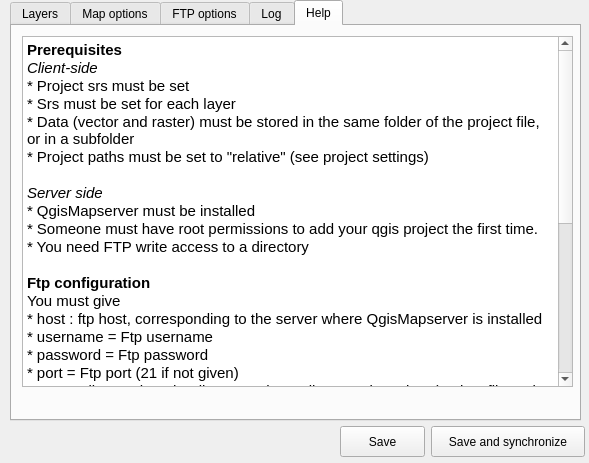
The window that ui_lizmap.ui (3liz/lizmap-plugin) describes before a commit, drawn with Qt 5.
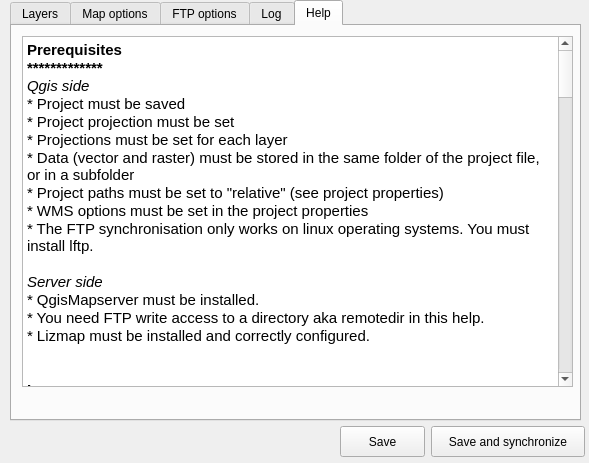
The same window after the commit. The open tabs and pages were chosen to show the change.

Commit message: Help tab rewritten

Diff of the .ui file:
```diff
--- a/ui_lizmap.ui
+++ b/ui_lizmap.ui
@@ -578,34 +578,133 @@
 p, li { white-space: pre-wrap; }
 &lt;/style&gt;&lt;/head&gt;&lt;body style=&quot; font-family:'Ubuntu'; font-size:11pt; font-weight:400; font-style:normal;&quot;&gt;
 &lt;p style=&quot; margin-top:0px; margin-bottom:0px; margin-left:0px; margin-right:0px; -qt-block-indent:0; text-indent:0px;&quot;&gt;&lt;span style=&quot; font-weight:600;&quot;&gt;Prerequisites&lt;/span&gt;&lt;/p&gt;
-&lt;p style=&quot; margin-top:0px; margin-bottom:0px; margin-left:0px; margin-right:0px; -qt-block-indent:0; text-indent:0px;&quot;&gt;&lt;span style=&quot; font-style:italic;&quot;&gt;Client-side&lt;/span&gt;&lt;/p&gt;
-&lt;p style=&quot; margin-top:0px; margin-bottom:0px; margin-left:0px; margin-right:0px; -qt-block-indent:0; text-indent:0px;&quot;&gt;* Project srs must be set&lt;/p&gt;
-&lt;p style=&quot; margin-top:0px; margin-bottom:0px; margin-left:0px; margin-right:0px; -qt-block-indent:0; text-indent:0px;&quot;&gt;* Srs must be set for each layer&lt;/p&gt;
+&lt;p style=&quot; margin-top:0px; margin-bottom:0px; margin-left:0px; margin-right:0px; -qt-block-indent:0; text-indent:0px;&quot;&gt;&lt;span style=&quot; font-weight:600;&quot;&gt;*************&lt;/span&gt;&lt;/p&gt;
+&lt;p style=&quot; margin-top:0px; margin-bottom:0px; margin-left:0px; margin-right:0px; -qt-block-indent:0; text-indent:0px;&quot;&gt;&lt;span style=&quot; font-style:italic;&quot;&gt;Qgis side&lt;/span&gt;&lt;/p&gt;
+&lt;p style=&quot; margin-top:0px; margin-bottom:0px; margin-left:0px; margin-right:0px; -qt-block-indent:0; text-indent:0px;&quot;&gt;* Project must be saved&lt;/p&gt;
+&lt;p style=&quot; margin-top:0px; margin-bottom:0px; margin-left:0px; margin-right:0px; -qt-block-indent:0; text-indent:0px;&quot;&gt;* Project projection must be set&lt;/p&gt;
+&lt;p style=&quot; margin-top:0px; margin-bottom:0px; margin-left:0px; margin-right:0px; -qt-block-indent:0; text-indent:0px;&quot;&gt;* Projections must be set for each layer&lt;/p&gt;
 &lt;p style=&quot; margin-top:0px; margin-bottom:0px; margin-left:0px; margin-right:0px; -qt-block-indent:0; text-indent:0px;&quot;&gt;* Data (vector and raster) must be stored in the same folder of the project file, or in a subfolder&lt;/p&gt;
-&lt;p style=&quot; margin-top:0px; margin-bottom:0px; margin-left:0px; margin-right:0px; -qt-block-indent:0; text-indent:0px;&quot;&gt;* Project paths must be set to &amp;quot;relative&amp;quot; (see project settings)&lt;/p&gt;
+&lt;p style=&quot; margin-top:0px; margin-bottom:0px; margin-left:0px; margin-right:0px; -qt-block-indent:0; text-indent:0px;&quot;&gt;* Project paths must be set to &amp;quot;relative&amp;quot; (see project properties)&lt;/p&gt;
+&lt;p style=&quot; margin-top:0px; margin-bottom:0px; margin-left:0px; margin-right:0px; -qt-block-indent:0; text-indent:0px;&quot;&gt;* WMS options must be set in the project properties&lt;/p&gt;
+&lt;p style=&quot; margin-top:0px; margin-bottom:0px; margin-left:0px; margin-right:0px; -qt-block-indent:0; text-indent:0px;&quot;&gt;* The FTP synchronisation only works on linux operating systems. You must install lftp.&lt;/p&gt;
 &lt;p style=&quot;-qt-paragraph-type:empty; margin-top:0px; margin-bottom:0px; margin-left:0px; margin-right:0px; -qt-block-indent:0; text-indent:0px;&quot;&gt;&lt;/p&gt;
 &lt;p style=&quot; margin-top:0px; margin-bottom:0px; margin-left:0px; margin-right:0px; -qt-block-indent:0; text-indent:0px;&quot;&gt;&lt;span style=&quot; font-style:italic;&quot;&gt;Server side&lt;/span&gt;&lt;/p&gt;
-&lt;p style=&quot; margin-top:0px; margin-bottom:0px; margin-left:0px; margin-right:0px; -qt-block-indent:0; text-indent:0px;&quot;&gt;* QgisMapserver must be installed&lt;/p&gt;
-&lt;p style=&quot; margin-top:0px; margin-bottom:0px; margin-left:0px; margin-right:0px; -qt-block-indent:0; text-indent:0px;&quot;&gt;* Someone must have root permissions to add your qgis project the first time.&lt;/p&gt;
-&lt;p style=&quot; margin-top:0px; margin-bottom:0px; margin-left:0px; margin-right:0px; -qt-block-indent:0; text-indent:0px;&quot;&gt;* You need FTP write access to a directory&lt;/p&gt;
+&lt;p style=&quot; margin-top:0px; margin-bottom:0px; margin-left:0px; margin-right:0px; -qt-block-indent:0; text-indent:0px;&quot;&gt;* QgisMapserver must be installed.&lt;/p&gt;
+&lt;p style=&quot; margin-top:0px; margin-bottom:0px; margin-left:0px; margin-right:0px; -qt-block-indent:0; text-indent:0px;&quot;&gt;* You need FTP write access to a directory aka remotedir in this help.&lt;/p&gt;
+&lt;p style=&quot; margin-top:0px; margin-bottom:0px; margin-left:0px; margin-right:0px; -qt-block-indent:0; text-indent:0px;&quot;&gt;* Lizmap must be installed and correctly configured.&lt;/p&gt;
 &lt;p style=&quot;-qt-paragraph-type:empty; margin-top:0px; margin-bottom:0px; margin-left:0px; margin-right:0px; -qt-block-indent:0; text-indent:0px;&quot;&gt;&lt;/p&gt;
-&lt;p style=&quot; margin-top:0px; margin-bottom:0px; margin-left:0px; margin-right:0px; -qt-block-indent:0; text-indent:0px;&quot;&gt;&lt;span style=&quot; font-weight:600;&quot;&gt;Ftp configuration&lt;/span&gt;&lt;/p&gt;
-&lt;p style=&quot; margin-top:0px; margin-bottom:0px; margin-left:0px; margin-right:0px; -qt-block-indent:0; text-indent:0px;&quot;&gt;You must give&lt;/p&gt;
-&lt;p style=&quot; margin-top:0px; margin-bottom:0px; margin-left:0px; margin-right:0px; -qt-block-indent:0; text-indent:0px;&quot;&gt;* host : ftp host, corresponding to the server where QgisMapserver is installed&lt;/p&gt;
-&lt;p style=&quot; margin-top:0px; margin-bottom:0px; margin-left:0px; margin-right:0px; -qt-block-indent:0; text-indent:0px;&quot;&gt;* username = Ftp username&lt;/p&gt;
-&lt;p style=&quot; margin-top:0px; margin-bottom:0px; margin-left:0px; margin-right:0px; -qt-block-indent:0; text-indent:0px;&quot;&gt;* password = Ftp password&lt;/p&gt;
-&lt;p style=&quot; margin-top:0px; margin-bottom:0px; margin-left:0px; margin-right:0px; -qt-block-indent:0; text-indent:0px;&quot;&gt;* port = Ftp port (21 if not given)&lt;/p&gt;
-&lt;p style=&quot; margin-top:0px; margin-bottom:0px; margin-left:0px; margin-right:0px; -qt-block-indent:0; text-indent:0px;&quot;&gt;* remotedir = Path to the directory where all your qgis project (project file and data) must be sent.&lt;/p&gt;
+&lt;p style=&quot;-qt-paragraph-type:empty; margin-top:0px; margin-bottom:0px; margin-left:0px; margin-right:0px; -qt-block-indent:0; text-indent:0px;&quot;&gt;&lt;/p&gt;
+&lt;p style=&quot; margin-top:0px; margin-bottom:0px; margin-left:0px; margin-right:0px; -qt-block-indent:0; text-indent:0px;&quot;&gt;&lt;span style=&quot; font-weight:600;&quot;&gt;Layers&lt;/span&gt;&lt;/p&gt;
+&lt;p style=&quot; margin-top:0px; margin-bottom:0px; margin-left:0px; margin-right:0px; -qt-block-indent:0; text-indent:0px;&quot;&gt;&lt;span style=&quot; font-weight:600;&quot;&gt;*************&lt;/span&gt;&lt;/p&gt;
+&lt;p style=&quot; margin-top:0px; margin-bottom:0px; margin-left:0px; margin-right:0px; -qt-block-indent:0; text-indent:0px;&quot;&gt;This tab shows the exact tree of groups and layers from your project. With this tree, you can several options for each group or layer just by selecting a group/layer in the tree. Then you can edit the input fields right to the tree :&lt;/p&gt;
+&lt;p style=&quot;-qt-paragraph-type:empty; margin-top:0px; margin-bottom:0px; margin-left:0px; margin-right:0px; -qt-block-indent:0; text-indent:0px;&quot;&gt;&lt;/p&gt;
+&lt;p style=&quot; margin-top:0px; margin-bottom:0px; margin-left:0px; margin-right:0px; -qt-block-indent:0; text-indent:0px;&quot;&gt;* &lt;span style=&quot; font-style:italic;&quot;&gt;Title&lt;/span&gt; : the title of the group/layer. You can use this field to rename the group or layer. For example, you could have a layer called &amp;quot;main_rivers&amp;quot;, and title it &amp;quot;Main rivers&amp;quot;. This title will be displayed by Lizmap web application, not the layer/group name.&lt;/p&gt;
+&lt;p style=&quot;-qt-paragraph-type:empty; margin-top:0px; margin-bottom:0px; margin-left:0px; margin-right:0px; -qt-block-indent:0; text-indent:0px;&quot;&gt;&lt;/p&gt;
+&lt;p style=&quot; margin-top:0px; margin-bottom:0px; margin-left:0px; margin-right:0px; -qt-block-indent:0; text-indent:0px;&quot;&gt;* &lt;span style=&quot; font-style:italic;&quot;&gt;Abstract&lt;/span&gt; : a short description of the group/layer. This abstract will be shown on hover of the title in Lizmap web app.&lt;/p&gt;
+&lt;p style=&quot;-qt-paragraph-type:empty; margin-top:0px; margin-bottom:0px; margin-left:0px; margin-right:0px; -qt-block-indent:0; text-indent:0px;&quot;&gt;&lt;/p&gt;
+&lt;p style=&quot; margin-top:0px; margin-bottom:0px; margin-left:0px; margin-right:0px; -qt-block-indent:0; text-indent:0px;&quot;&gt;* &lt;span style=&quot; font-style:italic;&quot;&gt;Link&lt;/span&gt; : an html link such as &amp;quot;http://qgis.org&amp;quot;. If a link is given for a group or a layer, an icon &amp;quot;(i)&amp;quot; will be shown next to the group/layer title in Lizmap. Clicking on the icon will open a new browser window pointing to this link.&lt;/p&gt;
+&lt;p style=&quot;-qt-paragraph-type:empty; margin-top:0px; margin-bottom:0px; margin-left:0px; margin-right:0px; -qt-block-indent:0; text-indent:0px;&quot;&gt;&lt;/p&gt;
+&lt;p style=&quot; margin-top:0px; margin-bottom:0px; margin-left:0px; margin-right:0px; -qt-block-indent:0; text-indent:0px;&quot;&gt;* &lt;span style=&quot; font-style:italic;&quot;&gt;Base layer&lt;/span&gt;  : If this checkbox is checked, the group/layer will appear in the list of base layers. If not, the group/layer will appear in the list of overview layers.&lt;/p&gt;
+&lt;p style=&quot;-qt-paragraph-type:empty; margin-top:0px; margin-bottom:0px; margin-left:0px; margin-right:0px; -qt-block-indent:0; text-indent:0px;&quot;&gt;&lt;/p&gt;
+&lt;p style=&quot; margin-top:0px; margin-bottom:0px; margin-left:0px; margin-right:0px; -qt-block-indent:0; text-indent:0px;&quot;&gt;* &lt;span style=&quot; font-style:italic;&quot;&gt;Group as layer&lt;/span&gt; : This checkbox is only usefull for groups. By checking it, you can transform a qgis group (with child groups and/or layers) into a single layer in Lizmap web application. The children won't appear in Lizmap layer lists. The legend for this group will display every child legend.&lt;/p&gt;
+&lt;p style=&quot;-qt-paragraph-type:empty; margin-top:0px; margin-bottom:0px; margin-left:0px; margin-right:0px; -qt-block-indent:0; text-indent:0px;&quot;&gt;&lt;/p&gt;
+&lt;p style=&quot; margin-top:0px; margin-bottom:0px; margin-left:0px; margin-right:0px; -qt-block-indent:0; text-indent:0px;&quot;&gt;* &lt;span style=&quot; font-style:italic;&quot;&gt;Toggled&lt;/span&gt; : If checked, the group/layer will be also checked and visible in Lizmap. If not, the user will have to check it manually.&lt;/p&gt;
+&lt;p style=&quot;-qt-paragraph-type:empty; margin-top:0px; margin-bottom:0px; margin-left:0px; margin-right:0px; -qt-block-indent:0; text-indent:0px;&quot;&gt;&lt;/p&gt;
+&lt;p style=&quot; margin-top:0px; margin-bottom:0px; margin-left:0px; margin-right:0px; -qt-block-indent:0; text-indent:0px;&quot;&gt;* &lt;span style=&quot; font-style:italic;&quot;&gt;Singletile&lt;/span&gt; : If checked, Lizmap web application will display a single image corresponding to the map viewport. If not, Lizmap will ask for several small images (tiles) to fill the viewport. You can choose singletile to avoid truncated labels.&lt;/p&gt;
+&lt;p style=&quot;-qt-paragraph-type:empty; margin-top:0px; margin-bottom:0px; margin-left:0px; margin-right:0px; -qt-block-indent:0; text-indent:0px;&quot;&gt;&lt;/p&gt;
+&lt;p style=&quot; margin-top:0px; margin-bottom:0px; margin-left:0px; margin-right:0px; -qt-block-indent:0; text-indent:0px;&quot;&gt;* &lt;span style=&quot; font-style:italic;&quot;&gt;Cached&lt;/span&gt; : If the server administrators has set up a tile caching system, you can check a group/layer to tell Lizmap to use the cache server instead of Qgis Server. The tile cache server must have been configured with the project extent, projection and the adequate layers.&lt;/p&gt;
+&lt;p style=&quot;-qt-paragraph-type:empty; margin-top:0px; margin-bottom:0px; margin-left:0px; margin-right:0px; -qt-block-indent:0; text-indent:0px;&quot;&gt;&lt;/p&gt;
+&lt;p style=&quot;-qt-paragraph-type:empty; margin-top:0px; margin-bottom:0px; margin-left:0px; margin-right:0px; -qt-block-indent:0; text-indent:0px;&quot;&gt;&lt;/p&gt;
+&lt;p style=&quot; margin-top:0px; margin-bottom:0px; margin-left:0px; margin-right:0px; -qt-block-indent:0; text-indent:0px;&quot;&gt;&lt;span style=&quot; font-weight:600;&quot;&gt;Map options&lt;/span&gt;&lt;/p&gt;
+&lt;p style=&quot; margin-top:0px; margin-bottom:0px; margin-left:0px; margin-right:0px; -qt-block-indent:0; text-indent:0px;&quot;&gt;&lt;span style=&quot; font-weight:600;&quot;&gt;*************&lt;/span&gt;&lt;/p&gt;
+&lt;p style=&quot; margin-top:0px; margin-bottom:0px; margin-left:0px; margin-right:0px; -qt-block-indent:0; text-indent:0px;&quot;&gt;In this tab, you can edit some basic options for the map displayed by Lizmap web application :&lt;/p&gt;
+&lt;p style=&quot;-qt-paragraph-type:empty; margin-top:0px; margin-bottom:0px; margin-left:0px; margin-right:0px; -qt-block-indent:0; text-indent:0px;&quot;&gt;&lt;/p&gt;
+&lt;p style=&quot; margin-top:0px; margin-bottom:0px; margin-left:0px; margin-right:0px; -qt-block-indent:0; text-indent:0px;&quot;&gt;* &lt;span style=&quot; font-style:italic;&quot;&gt;Image format&lt;/span&gt; : Choose betwen &amp;quot;png&amp;quot; or &amp;quot;jpg&amp;quot;. Png is often a good choice. It respects transparency. Jpg will produce smaller images though.&lt;/p&gt;
+&lt;p style=&quot;-qt-paragraph-type:empty; margin-top:0px; margin-bottom:0px; margin-left:0px; margin-right:0px; -qt-block-indent:0; text-indent:0px;&quot;&gt;&lt;/p&gt;
+&lt;p style=&quot; margin-top:0px; margin-bottom:0px; margin-left:0px; margin-right:0px; -qt-block-indent:0; text-indent:0px;&quot;&gt;* &lt;span style=&quot; font-style:italic;&quot;&gt;Min. Scale&lt;/span&gt;&lt;span style=&quot; font-weight:600;&quot;&gt; &lt;/span&gt;: The minimum scale of Lizmap map. E.g &amp;quot;10000&amp;quot;&lt;/p&gt;
+&lt;p style=&quot;-qt-paragraph-type:empty; margin-top:0px; margin-bottom:0px; margin-left:0px; margin-right:0px; -qt-block-indent:0; text-indent:0px;&quot;&gt;&lt;/p&gt;
+&lt;p style=&quot; margin-top:0px; margin-bottom:0px; margin-left:0px; margin-right:0px; -qt-block-indent:0; text-indent:0px;&quot;&gt;* &lt;span style=&quot; font-style:italic;&quot;&gt;Max. Scale&lt;/span&gt; : The maximum scale of Lizmap map. E.g &amp;quot;1000000&amp;quot;&lt;/p&gt;
+&lt;p style=&quot;-qt-paragraph-type:empty; margin-top:0px; margin-bottom:0px; margin-left:0px; margin-right:0px; -qt-block-indent:0; text-indent:0px;&quot;&gt;&lt;/p&gt;
+&lt;p style=&quot; margin-top:0px; margin-bottom:0px; margin-left:0px; margin-right:0px; -qt-block-indent:0; text-indent:0px;&quot;&gt;* &lt;span style=&quot; font-style:italic;&quot;&gt;Zoom leves number&lt;/span&gt; : The number of zoom levels of Lizmap map between max scale and min scale. E.g. 10.&lt;/p&gt;
+&lt;p style=&quot;-qt-paragraph-type:empty; margin-top:0px; margin-bottom:0px; margin-left:0px; margin-right:0px; -qt-block-indent:0; text-indent:0px;&quot;&gt;&lt;/p&gt;
+&lt;p style=&quot; margin-top:0px; margin-bottom:0px; margin-left:0px; margin-right:0px; -qt-block-indent:0; text-indent:0px;&quot;&gt;* &lt;span style=&quot; font-style:italic;&quot;&gt;Scales&lt;/span&gt; : You can overwrite the 3 previous options (min and max scale, zoom level number) by entering a list of scales you want to display in Lizmap map. The scales must be separated by commas &amp;quot;,&amp;quot;. E.g. &amp;quot;1000000, 500000, 200000&amp;quot;.&lt;/p&gt;
+&lt;p style=&quot;-qt-paragraph-type:empty; margin-top:0px; margin-bottom:0px; margin-left:0px; margin-right:0px; -qt-block-indent:0; text-indent:0px;&quot;&gt;&lt;/p&gt;
+&lt;p style=&quot;-qt-paragraph-type:empty; margin-top:0px; margin-bottom:0px; margin-left:0px; margin-right:0px; -qt-block-indent:0; text-indent:0px;&quot;&gt;&lt;/p&gt;
+&lt;p style=&quot; margin-top:0px; margin-bottom:0px; margin-left:0px; margin-right:0px; -qt-block-indent:0; text-indent:0px;&quot;&gt;&lt;span style=&quot; font-weight:600;&quot;&gt;FTP options&lt;/span&gt;&lt;/p&gt;
+&lt;p style=&quot; margin-top:0px; margin-bottom:0px; margin-left:0px; margin-right:0px; -qt-block-indent:0; text-indent:0px;&quot;&gt;&lt;span style=&quot; font-weight:600;&quot;&gt;*************&lt;/span&gt;&lt;/p&gt;
+&lt;p style=&quot; margin-top:0px; margin-bottom:0px; margin-left:0px; margin-right:0px; -qt-block-indent:0; text-indent:0px;&quot;&gt;In this tab, you can write and edit FTP options to tell the plugin where and how to store your local project data on the server :&lt;/p&gt;
+&lt;p style=&quot;-qt-paragraph-type:empty; margin-top:0px; margin-bottom:0px; margin-left:0px; margin-right:0px; -qt-block-indent:0; text-indent:0px;&quot;&gt;&lt;/p&gt;
+&lt;p style=&quot; margin-top:0px; margin-bottom:0px; margin-left:0px; margin-right:0px; -qt-block-indent:0; text-indent:0px;&quot;&gt;* &lt;span style=&quot; font-style:italic;&quot;&gt;host&lt;/span&gt; : FTP host, corresponding to the server where Qgis Server is installed&lt;/p&gt;
+&lt;p style=&quot;-qt-paragraph-type:empty; margin-top:0px; margin-bottom:0px; margin-left:0px; margin-right:0px; -qt-block-indent:0; text-indent:0px;&quot;&gt;&lt;/p&gt;
+&lt;p style=&quot; margin-top:0px; margin-bottom:0px; margin-left:0px; margin-right:0px; -qt-block-indent:0; text-indent:0px;&quot;&gt;* &lt;span style=&quot; font-style:italic;&quot;&gt;username&lt;/span&gt; = Ftp username&lt;/p&gt;
+&lt;p style=&quot;-qt-paragraph-type:empty; margin-top:0px; margin-bottom:0px; margin-left:0px; margin-right:0px; -qt-block-indent:0; text-indent:0px;&quot;&gt;&lt;/p&gt;
+&lt;p style=&quot; margin-top:0px; margin-bottom:0px; margin-left:0px; margin-right:0px; -qt-block-indent:0; text-indent:0px;&quot;&gt;* &lt;span style=&quot; font-style:italic;&quot;&gt;password&lt;/span&gt; = Ftp password&lt;/p&gt;
+&lt;p style=&quot;-qt-paragraph-type:empty; margin-top:0px; margin-bottom:0px; margin-left:0px; margin-right:0px; -qt-block-indent:0; text-indent:0px;&quot;&gt;&lt;/p&gt;
+&lt;p style=&quot; margin-top:0px; margin-bottom:0px; margin-left:0px; margin-right:0px; -qt-block-indent:0; text-indent:0px;&quot;&gt;* &lt;span style=&quot; font-style:italic;&quot;&gt;port&lt;/span&gt; = Ftp port (21 if not given)&lt;/p&gt;
+&lt;p style=&quot;-qt-paragraph-type:empty; margin-top:0px; margin-bottom:0px; margin-left:0px; margin-right:0px; -qt-block-indent:0; text-indent:0px;&quot;&gt;&lt;/p&gt;
+&lt;p style=&quot; margin-top:0px; margin-bottom:0px; margin-left:0px; margin-right:0px; -qt-block-indent:0; text-indent:0px;&quot;&gt;* &lt;span style=&quot; font-style:italic;&quot;&gt;remotedir&lt;/span&gt; = Path to the directory where all your qgis project data (project file, rasters and vectors) must be sent.&lt;/p&gt;
+&lt;p style=&quot;-qt-paragraph-type:empty; margin-top:0px; margin-bottom:0px; margin-left:0px; margin-right:0px; -qt-block-indent:0; text-indent:0px;&quot;&gt;&lt;/p&gt;
+&lt;p style=&quot;-qt-paragraph-type:empty; margin-top:0px; margin-bottom:0px; margin-left:0px; margin-right:0px; -qt-block-indent:0; text-indent:0px;&quot;&gt;&lt;/p&gt;
+&lt;p style=&quot; margin-top:0px; margin-bottom:0px; margin-left:0px; margin-right:0px; -qt-block-indent:0; text-indent:0px;&quot;&gt;&lt;span style=&quot; font-weight:600;&quot;&gt;Log&lt;/span&gt;&lt;/p&gt;
+&lt;p style=&quot; margin-top:0px; margin-bottom:0px; margin-left:0px; margin-right:0px; -qt-block-indent:0; text-indent:0px;&quot;&gt;&lt;span style=&quot; font-weight:600;&quot;&gt;*************&lt;/span&gt;&lt;/p&gt;
+&lt;p style=&quot; margin-top:0px; margin-bottom:0px; margin-left:0px; margin-right:0px; -qt-block-indent:0; text-indent:0px;&quot;&gt;This tab shows the log written when clicking on &amp;quot;Save&amp;quot; or &amp;quot;Save and Sync&amp;quot; buttons:&lt;/p&gt;
+&lt;p style=&quot;-qt-paragraph-type:empty; margin-top:0px; margin-bottom:0px; margin-left:0px; margin-right:0px; -qt-block-indent:0; text-indent:0px;&quot;&gt;&lt;/p&gt;
+&lt;p style=&quot; margin-top:0px; margin-bottom:0px; margin-left:0px; margin-right:0px; -qt-block-indent:0; text-indent:0px;&quot;&gt;* The small input shows file operations processed during a FTP sync.&lt;/p&gt;
+&lt;p style=&quot;-qt-paragraph-type:empty; margin-top:0px; margin-bottom:0px; margin-left:0px; margin-right:0px; -qt-block-indent:0; text-indent:0px;&quot;&gt;&lt;/p&gt;
+&lt;p style=&quot; margin-top:0px; margin-bottom:0px; margin-left:0px; margin-right:0px; -qt-block-indent:0; text-indent:0px;&quot;&gt;* The big text area shows the actions made by the plugin : input data checking, ftp actions report, warnings and errors.&lt;/p&gt;
+&lt;p style=&quot;-qt-paragraph-type:empty; margin-top:0px; margin-bottom:0px; margin-left:0px; margin-right:0px; -qt-block-indent:0; text-indent:0px;&quot;&gt;&lt;/p&gt;
+&lt;p style=&quot; margin-top:0px; margin-bottom:0px; margin-left:0px; margin-right:0px; -qt-block-indent:0; text-indent:0px;&quot;&gt;* When performing a FTP synchronisation, an orange message &amp;quot;running&amp;quot; is written next to the &amp;quot;Clear log&amp;quot; button, and a small progress bar moves from 0 to 1 each time an FTP operation has been made. &lt;/p&gt;
+&lt;p style=&quot;-qt-paragraph-type:empty; margin-top:0px; margin-bottom:0px; margin-left:0px; margin-right:0px; -qt-block-indent:0; text-indent:0px;&quot;&gt;&lt;/p&gt;
+&lt;p style=&quot; margin-top:0px; margin-bottom:0px; margin-left:0px; margin-right:0px; -qt-block-indent:0; text-indent:0px;&quot;&gt;You can clear the log by clicking on the &amp;quot;Clear log&amp;quot; button.&lt;/p&gt;
+&lt;p style=&quot;-qt-paragraph-type:empty; margin-top:0px; margin-bottom:0px; margin-left:0px; margin-right:0px; -qt-block-indent:0; text-indent:0px;&quot;&gt;&lt;/p&gt;
+&lt;p style=&quot;-qt-paragraph-type:empty; margin-top:0px; margin-bottom:0px; margin-left:0px; margin-right:0px; -qt-block-indent:0; text-indent:0px;&quot;&gt;&lt;/p&gt;
+&lt;p style=&quot; margin-top:0px; margin-bottom:0px; margin-left:0px; margin-right:0px; -qt-block-indent:0; text-indent:0px;&quot;&gt;&lt;span style=&quot; font-weight:600;&quot;&gt;Help&lt;/span&gt;&lt;/p&gt;
+&lt;p style=&quot; margin-top:0px; margin-bottom:0px; margin-left:0px; margin-right:0px; -qt-block-indent:0; text-indent:0px;&quot;&gt;&lt;span style=&quot; font-weight:600;&quot;&gt;*************&lt;/span&gt;&lt;/p&gt;
+&lt;p style=&quot; margin-top:0px; margin-bottom:0px; margin-left:0px; margin-right:0px; -qt-block-indent:0; text-indent:0px;&quot;&gt;The tab you are reading now.&lt;/p&gt;
+&lt;p style=&quot;-qt-paragraph-type:empty; margin-top:0px; margin-bottom:0px; margin-left:0px; margin-right:0px; -qt-block-indent:0; text-indent:0px;&quot;&gt;&lt;/p&gt;
 &lt;p style=&quot;-qt-paragraph-type:empty; margin-top:0px; margin-bottom:0px; margin-left:0px; margin-right:0px; -qt-block-indent:0; text-indent:0px;&quot;&gt;&lt;/p&gt;
 &lt;p style=&quot; margin-top:0px; margin-bottom:0px; margin-left:0px; margin-right:0px; -qt-block-indent:0; text-indent:0px;&quot;&gt;&lt;span style=&quot; font-weight:600;&quot;&gt;Usage&lt;/span&gt;&lt;/p&gt;
-&lt;p style=&quot; margin-top:0px; margin-bottom:0px; margin-left:0px; margin-right:0px; -qt-block-indent:0; text-indent:0px;&quot;&gt;* Check that all the Ftp configuration are set. Go to &amp;quot;Ftp Configuration&amp;quot; tab to do so.&lt;/p&gt;
-&lt;p style=&quot; margin-top:0px; margin-bottom:0px; margin-left:0px; margin-right:0px; -qt-block-indent:0; text-indent:0px;&quot;&gt;* Click &amp;quot;Send&amp;quot;. It will perform a local --&amp;gt; server synchronisation.&lt;/p&gt;
+&lt;p style=&quot; margin-top:0px; margin-bottom:0px; margin-left:0px; margin-right:0px; -qt-block-indent:0; text-indent:0px;&quot;&gt;&lt;span style=&quot; font-weight:600;&quot;&gt;*************&lt;/span&gt;&lt;/p&gt;
+&lt;p style=&quot; margin-top:0px; margin-bottom:0px; margin-left:0px; margin-right:0px; -qt-block-indent:0; text-indent:0px;&quot;&gt;* Read this help with care.&lt;/p&gt;
 &lt;p style=&quot;-qt-paragraph-type:empty; margin-top:0px; margin-bottom:0px; margin-left:0px; margin-right:0px; -qt-block-indent:0; text-indent:0px;&quot;&gt;&lt;/p&gt;
-&lt;p style=&quot; margin-top:0px; margin-bottom:0px; margin-left:0px; margin-right:0px; -qt-block-indent:0; text-indent:0px;&quot;&gt;It will synchronize your &lt;span style=&quot; font-style:italic;&quot;&gt;local directory &lt;/span&gt;(where the project file and all data are stored on your computer) to the &lt;span style=&quot; font-style:italic;&quot;&gt;&amp;quot;remotedir&amp;quot; server directory &lt;/span&gt;: &lt;/p&gt;
+&lt;p style=&quot; margin-top:0px; margin-bottom:0px; margin-left:0px; margin-right:0px; -qt-block-indent:0; text-indent:0px;&quot;&gt;* Check that you have properly set your project options.&lt;/p&gt;
+&lt;p style=&quot;-qt-paragraph-type:empty; margin-top:0px; margin-bottom:0px; margin-left:0px; margin-right:0px; -qt-block-indent:0; text-indent:0px;&quot;&gt;&lt;/p&gt;
+&lt;p style=&quot; margin-top:0px; margin-bottom:0px; margin-left:0px; margin-right:0px; -qt-block-indent:0; text-indent:0px;&quot;&gt;* Edit the options in each plugin tab.&lt;/p&gt;
+&lt;p style=&quot;-qt-paragraph-type:empty; margin-top:0px; margin-bottom:0px; margin-left:0px; margin-right:0px; -qt-block-indent:0; text-indent:0px;&quot;&gt;&lt;/p&gt;
+&lt;p style=&quot; margin-top:0px; margin-bottom:0px; margin-left:0px; margin-right:0px; -qt-block-indent:0; text-indent:0px;&quot;&gt;* Click the &amp;quot;Save&amp;quot; button will save the configuration in a file stored next to your qgis project file. Then you will have to manually send the modified files (project, config file, raster and vector data, etc.) from your computer to the remote FTP directory.&lt;/p&gt;
+&lt;p style=&quot;-qt-paragraph-type:empty; margin-top:0px; margin-bottom:0px; margin-left:0px; margin-right:0px; -qt-block-indent:0; text-indent:0px;&quot;&gt;&lt;/p&gt;
+&lt;p style=&quot; margin-top:0px; margin-bottom:0px; margin-left:0px; margin-right:0px; -qt-block-indent:0; text-indent:0px;&quot;&gt;* Click the &amp;quot;Save and synchronize&amp;quot; button will first save the configuration. It will then synchronize your &lt;span style=&quot; font-weight:600;&quot;&gt;local directory&lt;/span&gt;&lt;span style=&quot; font-style:italic;&quot;&gt; &lt;/span&gt;(where the project file and all data are stored on your computer) to the &lt;span style=&quot; font-weight:600;&quot;&gt;&amp;quot;remotedir&amp;quot; server directory &lt;/span&gt;: &lt;/p&gt;
 &lt;p style=&quot; margin-top:0px; margin-bottom:0px; margin-left:0px; margin-right:0px; -qt-block-indent:0; text-indent:0px;&quot;&gt;  - every local updated or non existing file will be sent, &lt;/p&gt;
-&lt;p style=&quot; margin-top:0px; margin-bottom:0px; margin-left:0px; margin-right:0px; -qt-block-indent:0; text-indent:0px;&quot;&gt;  - every remote file which does not exist locally will be removed. &lt;/p&gt;
-&lt;p style=&quot; margin-top:0px; margin-bottom:0px; margin-left:0px; margin-right:0px; -qt-block-indent:0; text-indent:0px;&quot;&gt;Note that only the modified files will be sent to prevent unwanted network usage. &lt;/p&gt;
-&lt;p style=&quot; margin-top:0px; margin-bottom:0px; margin-left:0px; margin-right:0px; -qt-block-indent:0; text-indent:0px;&quot;&gt;&lt;span style=&quot; font-weight:600;&quot;&gt;WARNING&lt;/span&gt; : all the content of the server directory not related to you local project will be lost !&lt;/p&gt;
+&lt;p style=&quot; margin-top:0px; margin-bottom:0px; margin-left:0px; margin-right:0px; -qt-block-indent:0; text-indent:0px;&quot;&gt;  - every remote file which does not exist locally will be &lt;span style=&quot; font-weight:600;&quot;&gt;removed&lt;/span&gt;. &lt;/p&gt;
+&lt;p style=&quot; margin-top:0px; margin-bottom:0px; margin-left:0px; margin-right:0px; -qt-block-indent:0; text-indent:0px;&quot;&gt;Note that only the modified files will be sent to prevent unwanted network usage.&lt;/p&gt;
+&lt;p style=&quot; margin-top:0px; margin-bottom:0px; margin-left:0px; margin-right:0px; -qt-block-indent:0; text-indent:0px;&quot;&gt;&lt;span style=&quot; font-weight:600;&quot;&gt;WARNING&lt;/span&gt; : all the content of the server directory not related to your local project will be lost !&lt;/p&gt;
+&lt;p style=&quot;-qt-paragraph-type:empty; margin-top:0px; margin-bottom:0px; margin-left:0px; margin-right:0px; -qt-block-indent:0; text-indent:0px;&quot;&gt;&lt;/p&gt;
+&lt;p style=&quot; margin-top:0px; margin-bottom:0px; margin-left:0px; margin-right:0px; -qt-block-indent:0; text-indent:0px;&quot;&gt;&lt;span style=&quot; font-weight:600; font-style:italic;&quot;&gt;Alway have a fresh backup of your local project and data files !&lt;/span&gt;&lt;/p&gt;
+&lt;p style=&quot;-qt-paragraph-type:empty; margin-top:0px; margin-bottom:0px; margin-left:0px; margin-right:0px; -qt-block-indent:0; text-indent:0px;&quot;&gt;&lt;/p&gt;
+&lt;p style=&quot;-qt-paragraph-type:empty; margin-top:0px; margin-bottom:0px; margin-left:0px; margin-right:0px; -qt-block-indent:0; text-indent:0px;&quot;&gt;&lt;/p&gt;
+&lt;p style=&quot; margin-top:0px; margin-bottom:0px; margin-left:0px; margin-right:0px; -qt-block-indent:0; text-indent:0px;&quot;&gt;&lt;span style=&quot; font-weight:600;&quot;&gt;Lizmap Hints&lt;/span&gt;&lt;/p&gt;
+&lt;p style=&quot; margin-top:0px; margin-bottom:0px; margin-left:0px; margin-right:0px; -qt-block-indent:0; text-indent:0px;&quot;&gt;&lt;span style=&quot; font-weight:600;&quot;&gt;*************&lt;/span&gt;&lt;/p&gt;
+&lt;p style=&quot; margin-top:0px; margin-bottom:0px; margin-left:0px; margin-right:0px; -qt-block-indent:0; text-indent:0px;&quot;&gt;Lizmap Qgis plugin aims to be used to configure a web application dynamically generated by Lizmap (php/html/css/js) with the help of Qgis Server. With this plugin, you can configure one web map per Qgis project. Details on each tab is given above.&lt;/p&gt;
+&lt;p style=&quot;-qt-paragraph-type:empty; margin-top:0px; margin-bottom:0px; margin-left:0px; margin-right:0px; -qt-block-indent:0; text-indent:0px;&quot;&gt;&lt;/p&gt;
+&lt;p style=&quot; margin-top:0px; margin-bottom:0px; margin-left:0px; margin-right:0px; -qt-block-indent:0; text-indent:0px;&quot;&gt;Things to consider :&lt;/p&gt;
+&lt;p style=&quot;-qt-paragraph-type:empty; margin-top:0px; margin-bottom:0px; margin-left:0px; margin-right:0px; -qt-block-indent:0; text-indent:0px;&quot;&gt;&lt;/p&gt;
+&lt;p style=&quot; margin-top:0px; margin-bottom:0px; margin-left:0px; margin-right:0px; -qt-block-indent:0; text-indent:0px;&quot;&gt;* The layers, map and ftp options are saved each time &amp;quot;Save&amp;quot; or &amp;quot;Save and synchronize&amp;quot; are launched :&lt;/p&gt;
+&lt;p style=&quot;-qt-paragraph-type:empty; margin-top:0px; margin-bottom:0px; margin-left:0px; margin-right:0px; -qt-block-indent:0; text-indent:0px;&quot;&gt;&lt;/p&gt;
+&lt;p style=&quot; margin-top:0px; margin-bottom:0px; margin-left:0px; margin-right:0px; -qt-block-indent:0; text-indent:0px;&quot;&gt;- layers and map options are stored in a configuration file in the same folder as Qgis project file. E.g. projectname.qgs.cfg if your project file is called projectname.qgs. When you open a project in Qgis and then launch lizmap plugin, the input fields will be set accordingly if possible (e.g. if you have not change the name of the layers)&lt;/p&gt;
+&lt;p style=&quot;-qt-paragraph-type:empty; margin-top:0px; margin-bottom:0px; margin-left:0px; margin-right:0px; -qt-block-indent:0; text-indent:0px;&quot;&gt;&lt;/p&gt;
+&lt;p style=&quot; margin-top:0px; margin-bottom:0px; margin-left:0px; margin-right:0px; -qt-block-indent:0; text-indent:0px;&quot;&gt;- FTP options are stored in lizmap.cfg file in lizmap plugin folder. It means you must check the FTP options each time you run the plugin in case you work on different project with different FTP server options.&lt;/p&gt;
+&lt;p style=&quot;-qt-paragraph-type:empty; margin-top:0px; margin-bottom:0px; margin-left:0px; margin-right:0px; -qt-block-indent:0; text-indent:0px;&quot;&gt;&lt;/p&gt;
+&lt;p style=&quot; margin-top:0px; margin-bottom:0px; margin-left:0px; margin-right:0px; -qt-block-indent:0; text-indent:0px;&quot;&gt;* Some of the project options are not displayed in lizmap plugin but are indeed used by Lizmap web application : WMS options, project name and description, projection, extent, etc.&lt;/p&gt;
+&lt;p style=&quot;-qt-paragraph-type:empty; margin-top:0px; margin-bottom:0px; margin-left:0px; margin-right:0px; -qt-block-indent:0; text-indent:0px;&quot;&gt;&lt;/p&gt;
+&lt;p style=&quot; margin-top:0px; margin-bottom:0px; margin-left:0px; margin-right:0px; -qt-block-indent:0; text-indent:0px;&quot;&gt;* Group and layers visibility&lt;/p&gt;
+&lt;p style=&quot;-qt-paragraph-type:empty; margin-top:0px; margin-bottom:0px; margin-left:0px; margin-right:0px; -qt-block-indent:0; text-indent:0px;&quot;&gt;&lt;/p&gt;
+&lt;p style=&quot; margin-top:0px; margin-bottom:0px; margin-left:0px; margin-right:0px; -qt-block-indent:0; text-indent:0px;&quot;&gt;- min and maxscales : A layer will be active and visible on map in Lizmap web application only if the current zoom level matches the min and max scales if this visibility is set in the layer properties dialog.&lt;/p&gt;
+&lt;p style=&quot;-qt-paragraph-type:empty; margin-top:0px; margin-bottom:0px; margin-left:0px; margin-right:0px; -qt-block-indent:0; text-indent:0px;&quot;&gt;&lt;/p&gt;
+&lt;p style=&quot; margin-top:0px; margin-bottom:0px; margin-left:0px; margin-right:0px; -qt-block-indent:0; text-indent:0px;&quot;&gt;- a group wich has the &amp;quot;Group as layer&amp;quot; option checked will be visible as soon as one of its child layers is visible.&lt;/p&gt;
+&lt;p style=&quot;-qt-paragraph-type:empty; margin-top:0px; margin-bottom:0px; margin-left:0px; margin-right:0px; -qt-block-indent:0; text-indent:0px;&quot;&gt;&lt;/p&gt;
+&lt;p style=&quot; margin-top:0px; margin-bottom:0px; margin-left:0px; margin-right:0px; -qt-block-indent:0; text-indent:0px;&quot;&gt;* Overview : If there is a group name &amp;quot;Overview&amp;quot; (with the capital O at the beginning) in your qgis project, there will be a small Overview map displayed in Lizmap web application. These layers won't be displayed in the main map. Please check the layers of this group are visible at all scales. &lt;/p&gt;
+&lt;p style=&quot;-qt-paragraph-type:empty; margin-top:0px; margin-bottom:0px; margin-left:0px; margin-right:0px; -qt-block-indent:0; text-indent:0px;&quot;&gt;&lt;/p&gt;
+&lt;p style=&quot;-qt-paragraph-type:empty; margin-top:0px; margin-bottom:0px; margin-left:0px; margin-right:0px; -qt-block-indent:0; text-indent:0px;&quot;&gt;&lt;/p&gt;
 &lt;p style=&quot;-qt-paragraph-type:empty; margin-top:0px; margin-bottom:0px; margin-left:0px; margin-right:0px; -qt-block-indent:0; text-indent:0px;&quot;&gt;&lt;/p&gt;&lt;/body&gt;&lt;/html&gt;</string>
      </property>
     </widget>
```
Left out of the diff: 3 changed lines with no effect on the pictures. The commit also changes 1 other file.
